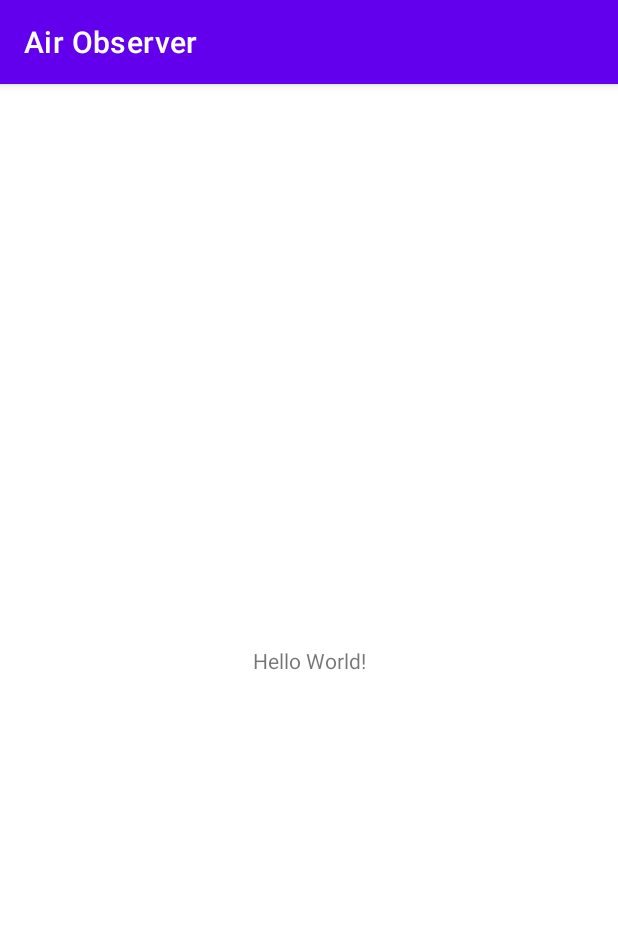
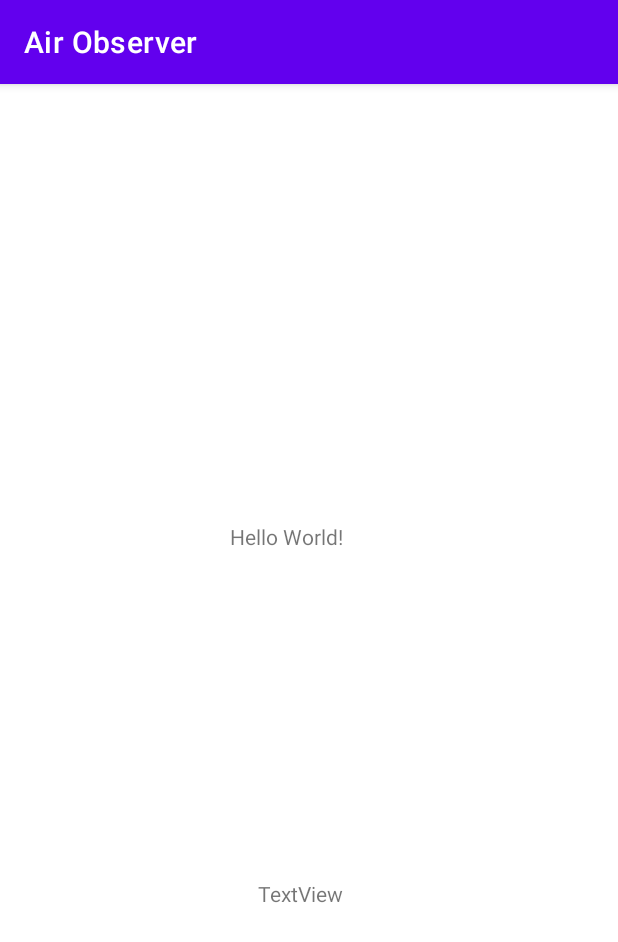
Before and after one commit to EslamHamouda/Air-observer, an Android app: the screen it shows after launch (MainActivity), on a phone screen of 412 x 824 dp. Shown: the top 942 px of the screen. Run offline under Robolectric (Android 15) with nearby library versions, the phone set to English and light mode, and no system bars.

Commit message:
Add textView

```diff
--- a/app/src/main/res/layout/activity_main.xml
+++ b/app/src/main/res/layout/activity_main.xml
@@ -7,12 +7,26 @@
     tools:context=".ui.MainActivity">
 
     <TextView
+        android:id="@+id/textView2"
         android:layout_width="wrap_content"
         android:layout_height="wrap_content"
         android:text="Hello World!"
         app:layout_constraintBottom_toBottomOf="parent"
         app:layout_constraintEnd_toEndOf="parent"
+        app:layout_constraintHorizontal_bias="0.455"
         app:layout_constraintStart_toStartOf="parent"
-        app:layout_constraintTop_toTopOf="parent" />
+        app:layout_constraintTop_toTopOf="parent"
+        app:layout_constraintVertical_bias="0.39" />
+
+    <TextView
+        android:id="@+id/textView"
+        android:layout_width="wrap_content"
+        android:layout_height="wrap_content"
+        android:text="TextView"
+        app:layout_constraintBottom_toBottomOf="parent"
+        app:layout_constraintEnd_toEndOf="parent"
+        app:layout_constraintHorizontal_bias="0.484"
+        app:layout_constraintStart_toStartOf="parent"
+        app:layout_constraintTop_toBottomOf="@+id/textView2" />
 
 </androidx.constraintlayout.widget.ConstraintLayout>
```
Also changed, not shown: app/src/main/java/com/example/airobserver/ui/MainActivity.kt (line endings or trailing spaces).
